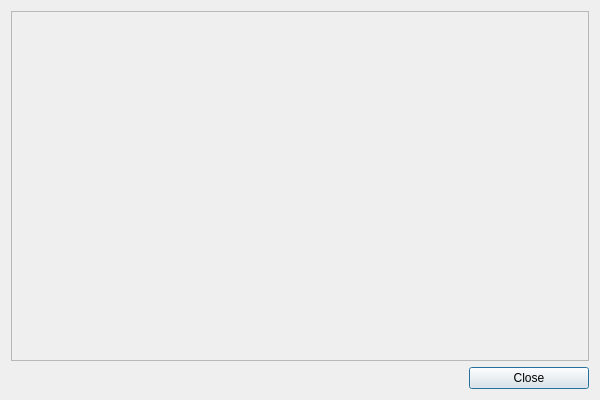
ckorn/xvst, file ui/whatsnew.ui: the form before one commit.
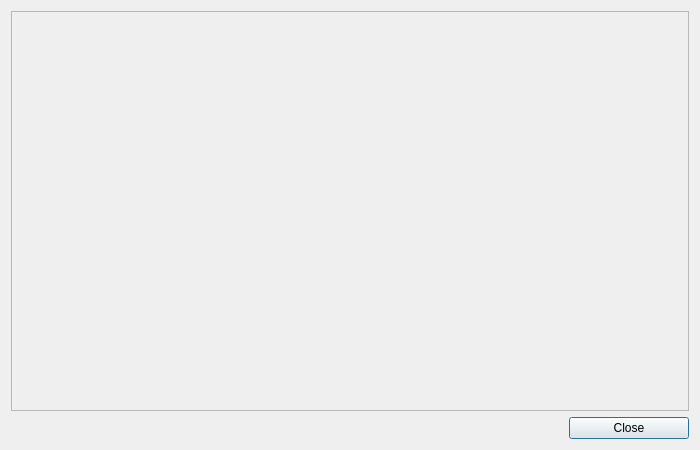
The form after the commit.

Commit message: - Changed the Whats new window size

Diff of the .ui file:
```diff
--- a/ui/whatsnew.ui
+++ b/ui/whatsnew.ui
@@ -6,20 +6,20 @@
    <rect>
     <x>0</x>
     <y>0</y>
-    <width>600</width>
-    <height>400</height>
+    <width>650</width>
+    <height>450</height>
    </rect>
   </property>
   <property name="minimumSize">
    <size>
-    <width>600</width>
-    <height>400</height>
+    <width>700</width>
+    <height>450</height>
    </size>
   </property>
   <property name="maximumSize">
    <size>
-    <width>600</width>
-    <height>400</height>
+    <width>700</width>
+    <height>450</height>
    </size>
   </property>
   <property name="windowTitle">
```
The commit also changes 3 other files.
